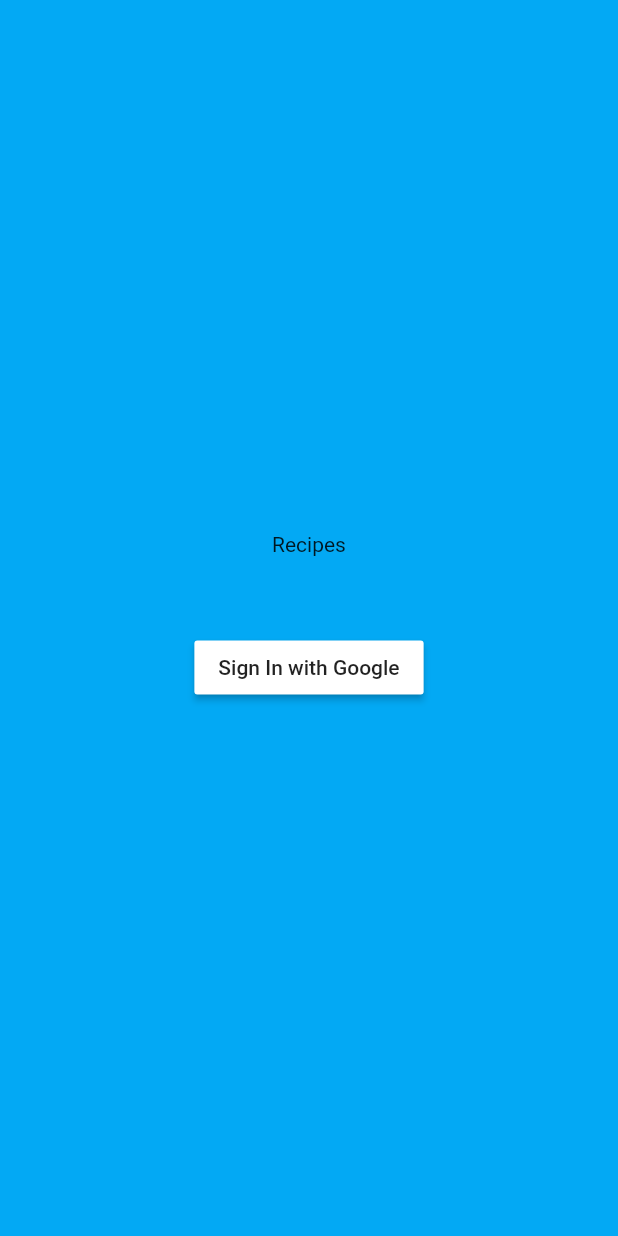
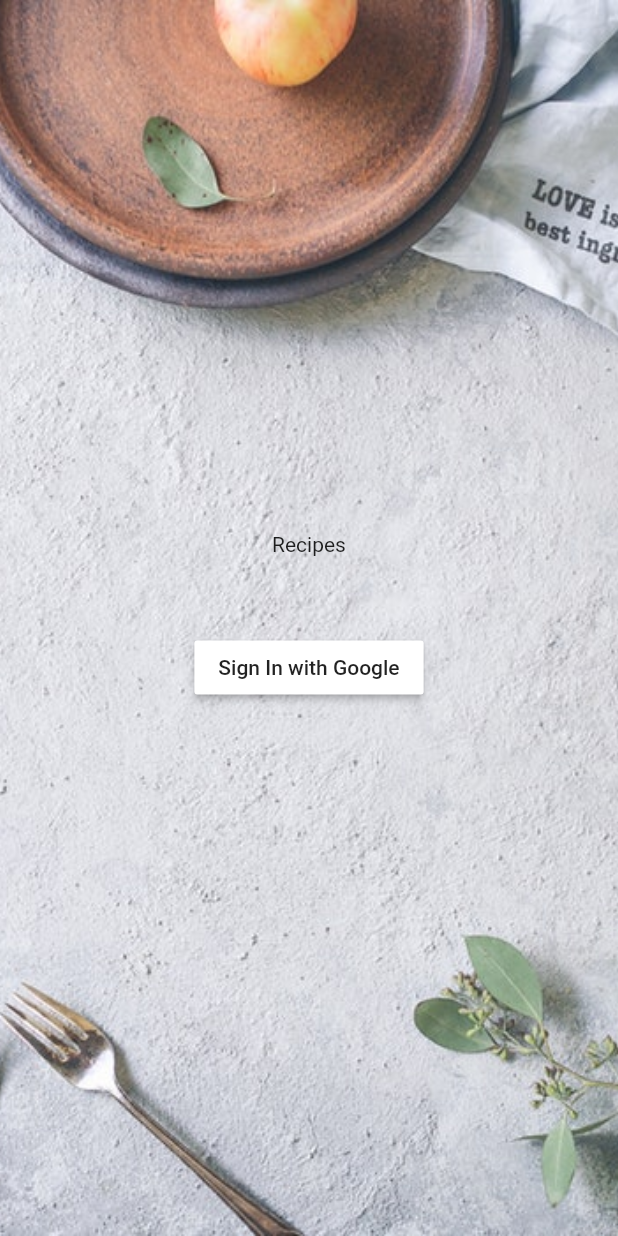
Before and after one commit to alexbelij/flutter-recipes, a Flutter app: the screen it shows after launch, on a phone screen of 412 x 824 dp. Run offline on Flutter 3.47's test engine with Material 2 defaults, Android fonts, the phone set to English and light mode, and no system bars.

Commit message:
update login background

```diff
--- a/lib/ui/screens/login.dart
+++ b/lib/ui/screens/login.dart
@@ -3,9 +3,16 @@ import 'package:flutter/material.dart';
 class LoginScreen extends StatelessWidget {
   @override
   Widget build(BuildContext context) {
-    // Private methods within build method help us to
-    // organize our code and recognize structure of widget
-    // that we're building:
+    // New private method which includes the background image:
+    BoxDecoration _buildBackground() {
+      return BoxDecoration(
+        image: DecorationImage(
+          image: AssetImage("assets/brooke-lark-385507-unsplash.jpg"),
+          fit: BoxFit.cover,
+        ),
+      );
+    }
+
     Text _buildText() {
       return Text(
         'Recipes',
@@ -14,20 +21,23 @@ class LoginScreen extends StatelessWidget {
     }
 
     return Scaffold(
-      backgroundColor: Colors.lightBlue,
-      body: Center(
+      // We do not use backgroundColor property anymore.
+      // New Container widget wraps our Center widget:
+      body: Container(
+        decoration: _buildBackground(),
+        child: Center(
           child: Column(
             mainAxisAlignment: MainAxisAlignment.center,
             children: <Widget>[
               _buildText(),
-            // Space between "Recipes" and the button:
               SizedBox(height: 50.0),
               MaterialButton(
                 color: Colors.white,
                 child: Text("Sign In with Google"),
                 onPressed: () => print("Button pressed."),
-            )
+              ),
             ],
+          ),
         ),
       ),
     );
--- a/pubspec.yaml
+++ b/pubspec.yaml
@@ -41,9 +41,8 @@ flutter:
   uses-material-design: true
 
   # To add assets to your application, add an assets section, like this:
-  # assets:
-  #  - images/a_dot_burr.jpeg
-  #  - images/a_dot_ham.jpeg
+  assets:
+    - assets/brooke-lark-385507-unsplash.jpg
 
   # An image asset can refer to one or more resolution-specific "variants", see
   # https://flutter.io/assets-and-images/#resolution-aware.
```
Also changed, not shown: assets/brooke-lark-385507-unsplash.jpg (added), 1 other file. Lines whose indentation alone changed are shown as unchanged.
